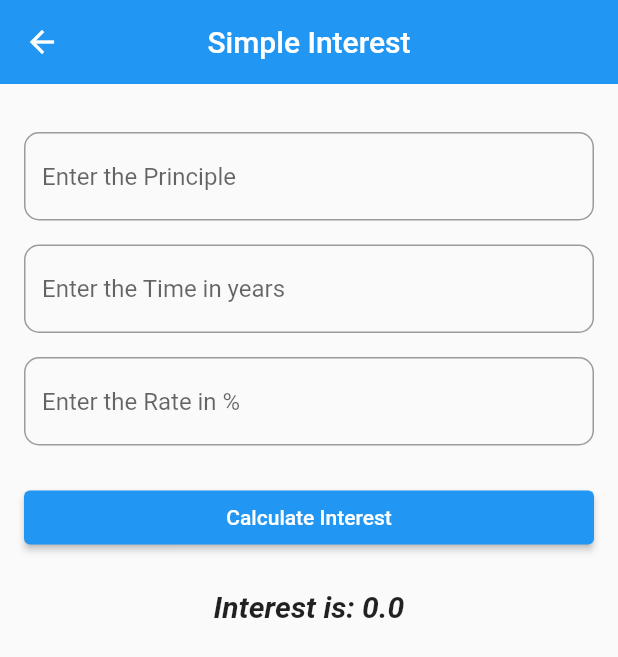
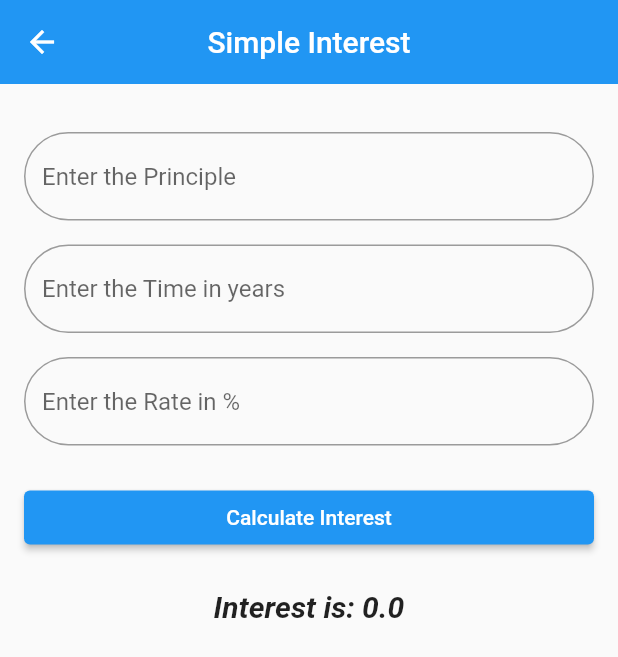
Before and after one commit to bhupeshbc/New-App, a Flutter app: the screen it shows after launch, after a tap on "Simple Interest", on a phone screen of 412 x 824 dp. Shown: the top 657 px of the screen. Run offline on Flutter 3.47's test engine with Material 2 defaults, Android fonts, the phone set to English and light mode, and no system bars.

Commit message:
column done

```diff
--- a/lib/app.dart
+++ b/lib/app.dart
@@ -2,6 +2,7 @@ import 'package:flutter/material.dart';
 import 'package:new_app/view/Area_view.dart';
 
 import 'view/arithematic_view.dart';
+import 'view/column_view.dart';
 import 'view/dashboard.dart';
 import 'view/rich_view.dart';
 import 'view/simple_view.dart';
@@ -25,6 +26,7 @@ class App extends StatelessWidget {
         '/siRoute': (context) => const SimpleInterest(),
         '/radiusRoute': (context) => const CircleView(),
         '/richTextRoute': (context) => const RichTextView(),
+        '/columnRoute': (context) => const ColumnView(),
       },
     );
   }
--- a/lib/view/Area_view.dart
+++ b/lib/view/Area_view.dart
@@ -43,7 +43,7 @@ class _CircleViewState extends State<CircleView> {
                 decoration: InputDecoration(
                   hintText: 'Enter the radius',
                   border: OutlineInputBorder(
-                    borderRadius: BorderRadius.circular(10),
+                    borderRadius: BorderRadius.circular(40),
                   ),
                 ),
               ),
--- a/lib/view/dashboard.dart
+++ b/lib/view/dashboard.dart
@@ -1,6 +1,3 @@
-import 'package:flutter/src/widgets/framework.dart';
-import 'package:flutter/src/widgets/placeholder.dart';
-
 // class Dashboard extends StatelessWidget {
 //   const Dashboard({super.key});
 
@@ -74,6 +71,20 @@ class Dashboard extends StatelessWidget {
               ),
             ),
           ),
+          const SizedBox(height: 16),
+          SizedBox(
+            width: double.infinity,
+            child: Padding(
+              padding: const EdgeInsets.all(16.0),
+              child: ElevatedButton(
+                onPressed: () {
+                  // Navigate to the Simple Interest Calculator page
+                  Navigator.pushNamed(context, '/columnRoute');
+                },
+                child: const Text('Column'),
+              ),
+            ),
+          ),
         ],
       ),
     );
--- a/lib/view/simple_view.dart
+++ b/lib/view/simple_view.dart
@@ -35,7 +35,7 @@ class _SimpleInterestState extends State<SimpleInterest> {
               decoration: InputDecoration(
                 hintText: 'Enter the Principle',
                 border: OutlineInputBorder(
-                  borderRadius: BorderRadius.circular(10),
+                  borderRadius: BorderRadius.circular(40),
                 ),
               ),
             ),
@@ -48,7 +48,7 @@ class _SimpleInterestState extends State<SimpleInterest> {
               decoration: InputDecoration(
                 hintText: 'Enter the Time in years',
                 border: OutlineInputBorder(
-                  borderRadius: BorderRadius.circular(10),
+                  borderRadius: BorderRadius.circular(40),
                 ),
               ),
             ),
@@ -61,7 +61,7 @@ class _SimpleInterestState extends State<SimpleInterest> {
               decoration: InputDecoration(
                 hintText: 'Enter the Rate in %',
                 border: OutlineInputBorder(
-                  borderRadius: BorderRadius.circular(10),
+                  borderRadius: BorderRadius.circular(40),
                 ),
               ),
             ),
@@ -69,7 +69,7 @@ class _SimpleInterestState extends State<SimpleInterest> {
             ElevatedButton(
               onPressed: () {
                 setState(() {
-                  interest = (principle * time * rate) / 100;
+                  interest = (principle * time * rate) / 40;
                 });
               },
               child: const Text('Calculate Interest'),
```
Also changed, not shown: lib/view/arithematic_view.dart (+4 -4 lines), lib/view/column_view.dart (+92 -3 lines), lib/view/rich_text.dart (deleted, +0 -27 lines), pubspec.lock, 4 other files.
